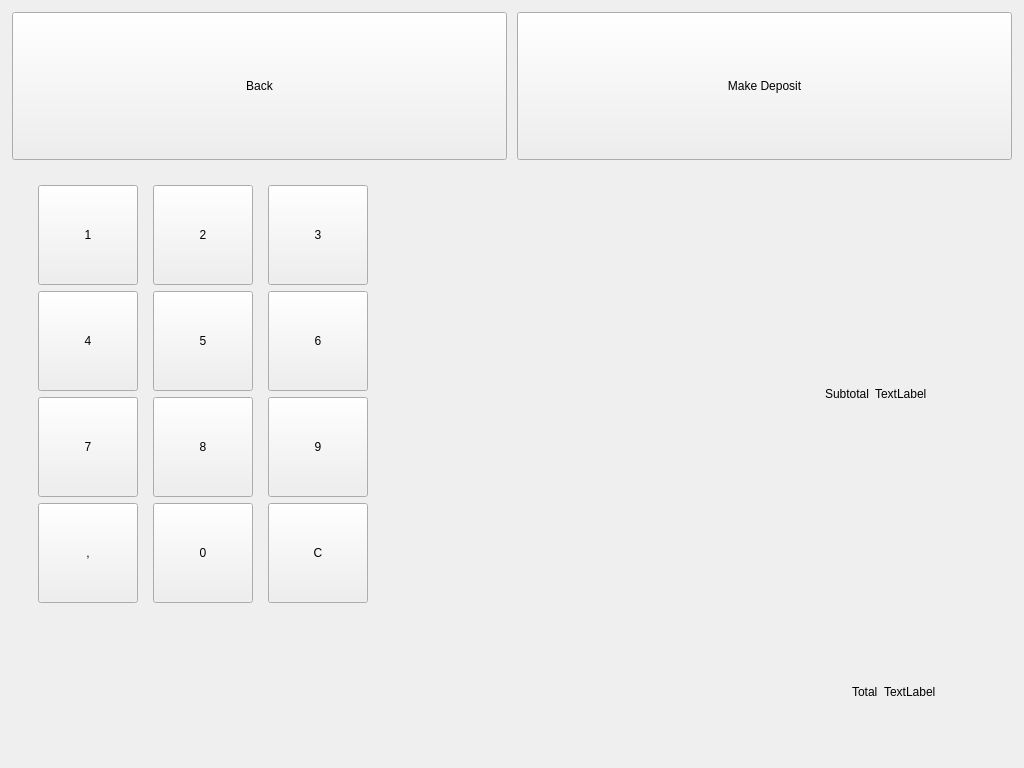
Above: penyamanager/user/depositwindow.ui from eguzki/penyamanager before the change. Below: the same form after it.
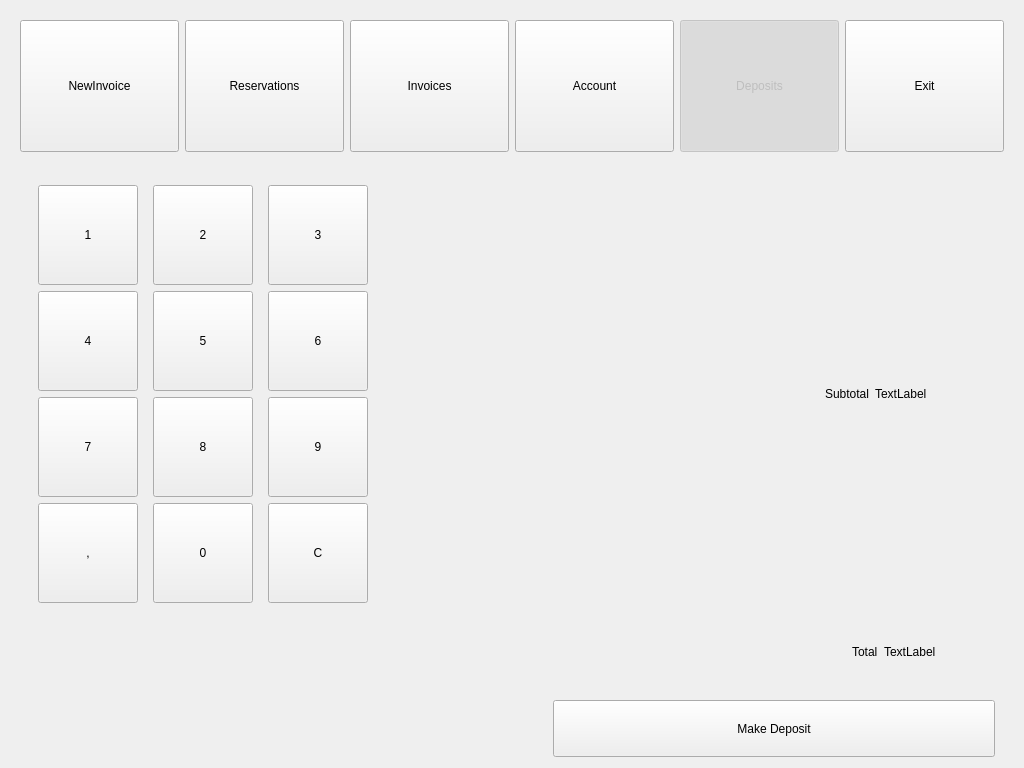
That is the form after the change.

Commit message: top panel added

Patch:
```diff
--- a/penyamanager/user/depositwindow.ui
+++ b/penyamanager/user/depositwindow.ui
@@ -43,24 +43,9 @@
        <height>150</height>
       </size>
      </property>
-     <layout class="QHBoxLayout" name="horizontalLayout">
-      <property name="spacing">
-       <number>10</number>
-      </property>
-      <property name="leftMargin">
-       <number>1</number>
-      </property>
-      <property name="topMargin">
-       <number>1</number>
-      </property>
-      <property name="rightMargin">
-       <number>1</number>
-      </property>
-      <property name="bottomMargin">
-       <number>1</number>
-      </property>
+     <layout class="QHBoxLayout" name="horizontalLayout_5">
       <item>
-       <widget class="QPushButton" name="backButton">
+       <widget class="QPushButton" name="newinvoiceButton">
         <property name="sizePolicy">
          <sizepolicy hsizetype="Minimum" vsizetype="Expanding">
           <horstretch>0</horstretch>
@@ -68,12 +53,12 @@
          </sizepolicy>
         </property>
         <property name="text">
-         <string>Back</string>
+         <string>NewInvoice</string>
         </property>
        </widget>
       </item>
       <item>
-       <widget class="QPushButton" name="confirmButton">
+       <widget class="QPushButton" name="tableReservationButton">
         <property name="sizePolicy">
          <sizepolicy hsizetype="Minimum" vsizetype="Expanding">
           <horstretch>0</horstretch>
@@ -81,7 +66,104 @@
          </sizepolicy>
         </property>
         <property name="text">
-         <string>Make Deposit</string>
+         <string>Reservations</string>
+        </property>
+       </widget>
+      </item>
+      <item>
+       <widget class="QPushButton" name="invoicesPushButton">
+        <property name="enabled">
+         <bool>true</bool>
+        </property>
+        <property name="sizePolicy">
+         <sizepolicy hsizetype="Minimum" vsizetype="Expanding">
+          <horstretch>0</horstretch>
+          <verstretch>0</verstretch>
+         </sizepolicy>
+        </property>
+        <property name="text">
+         <string>Invoices</string>
+        </property>
+        <property name="checkable">
+         <bool>false</bool>
+        </property>
+        <property name="checked">
+         <bool>false</bool>
+        </property>
+       </widget>
+      </item>
+      <item>
+       <widget class="QPushButton" name="accountButton">
+        <property name="sizePolicy">
+         <sizepolicy hsizetype="Minimum" vsizetype="Expanding">
+          <horstretch>0</horstretch>
+          <verstretch>0</verstretch>
+         </sizepolicy>
+        </property>
+        <property name="text">
+         <string>Account</string>
+        </property>
+       </widget>
+      </item>
+      <item>
+       <widget class="QPushButton" name="depositsButton">
+        <property name="enabled">
+         <bool>false</bool>
+        </property>
+        <property name="sizePolicy">
+         <sizepolicy hsizetype="Minimum" vsizetype="Expanding">
+          <horstretch>0</horstretch>
+          <verstretch>0</verstretch>
+         </sizepolicy>
+        </property>
+        <property name="minimumSize">
+         <size>
+          <width>0</width>
+          <height>0</height>
+         </size>
+        </property>
+        <property name="maximumSize">
+         <size>
+          <width>16777215</width>
+          <height>16777215</height>
+         </size>
+        </property>
+        <property name="text">
+         <string>Deposits</string>
+        </property>
+        <property name="checkable">
+         <bool>true</bool>
+        </property>
+        <property name="checked">
+         <bool>true</bool>
+        </property>
+       </widget>
+      </item>
+      <item>
+       <widget class="QPushButton" name="exitButton">
+        <property name="sizePolicy">
+         <sizepolicy hsizetype="Minimum" vsizetype="Expanding">
+          <horstretch>0</horstretch>
+          <verstretch>0</verstretch>
+         </sizepolicy>
+        </property>
+        <property name="minimumSize">
+         <size>
+          <width>0</width>
+          <height>0</height>
+         </size>
+        </property>
+        <property name="maximumSize">
+         <size>
+          <width>16777215</width>
+          <height>16777215</height>
+         </size>
+        </property>
+        <property name="autoFillBackground">
+         <bool>false</bool>
+        </property>
+        <property name="text">
+         <string>Exit</string>
         </property>
        </widget>
       </item>
@@ -418,6 +500,68 @@
      </layout>
     </widget>
    </item>
+   <item>
+    <widget class="QWidget" name="bottomPanelWidget" native="true">
+     <property name="minimumSize">
+      <size>
+       <width>0</width>
+       <height>0</height>
+      </size>
+     </property>
+     <property name="maximumSize">
+      <size>
+       <width>16777215</width>
+       <height>75</height>
+      </size>
+     </property>
+     <layout class="QHBoxLayout" name="horizontalLayout_3">
+      <item>
+       <spacer name="horizontalSpacer_3">
+        <property name="orientation">
+         <enum>Qt::Horizontal</enum>
+        </property>
+        <property name="sizeHint" stdset="0">
+         <size>
+          <width>40</width>
+          <height>20</height>
+         </size>
+        </property>
+       </spacer>
+      </item>
+      <item>
+       <widget class="QWidget" name="horizontalWidget" native="true">
+        <property name="minimumSize">
+         <size>
+          <width>460</width>
+          <height>75</height>
+         </size>
+        </property>
+        <property name="maximumSize">
+         <size>
+          <width>460</width>
+          <height>75</height>
+         </size>
+        </property>
+        <layout class="QHBoxLayout" name="horizontalLayout">
+         <item>
+          <widget class="QPushButton" name="confirmButton">
+           <property name="sizePolicy">
+            <sizepolicy hsizetype="Minimum" vsizetype="Expanding">
+             <horstretch>0</horstretch>
+             <verstretch>0</verstretch>
+            </sizepolicy>
+           </property>
+           <property name="text">
+            <string>Make Deposit</string>
+           </property>
+          </widget>
+         </item>
+        </layout>
+       </widget>
+      </item>
+     </layout>
+    </widget>
+   </item>
   </layout>
  </widget>
  <resources/>
```
Left out of the diff: 2 changed lines with no effect on the pictures. The commit also changes 19 other files.
